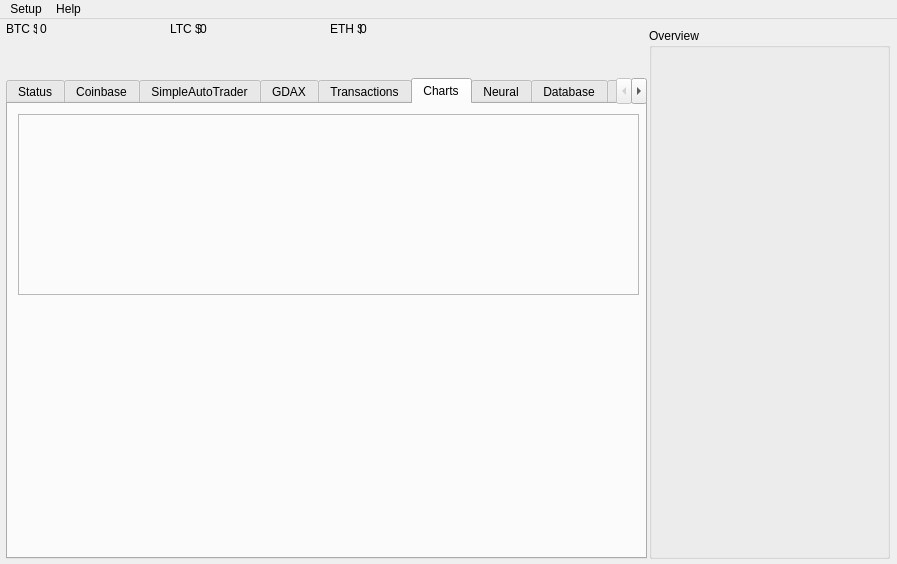
First picture: the form in bpwindow.ui, repository Xenrutcon/bitProphet-Qt, before the edit.
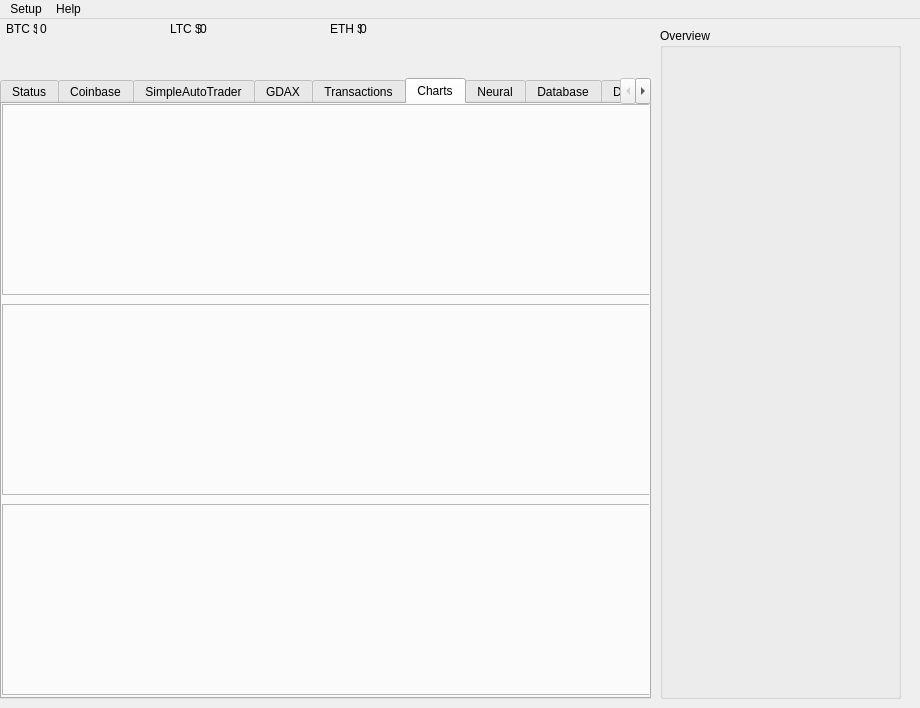
Second picture: the form after the edit.

Commit message: Charts tab finished, 10s refresh on response, BTC, LTC & ETH

Diff of the .ui file:
```diff
--- a/bpwindow.ui
+++ b/bpwindow.ui
@@ -6,8 +6,8 @@
    <rect>
     <x>0</x>
     <y>0</y>
-    <width>897</width>
-    <height>564</height>
+    <width>920</width>
+    <height>708</height>
    </rect>
   </property>
   <property name="windowTitle">
@@ -20,10 +20,10 @@
    <widget class="QTabWidget" name="tabWidget">
     <property name="geometry">
      <rect>
-      <x>6</x>
+      <x>0</x>
       <y>59</y>
-      <width>641</width>
-      <height>481</height>
+      <width>651</width>
+      <height>621</height>
      </rect>
     </property>
     <property name="currentIndex">
@@ -167,10 +167,42 @@
      <widget class="QFrame" name="mCbBTCPriceChartPlacer">
       <property name="geometry">
        <rect>
-        <x>10</x>
-        <y>10</y>
-        <width>621</width>
-        <height>181</height>
+        <x>0</x>
+        <y>0</y>
+        <width>651</width>
+        <height>191</height>
+       </rect>
+      </property>
+      <property name="frameShape">
+       <enum>QFrame::StyledPanel</enum>
+      </property>
+      <property name="frameShadow">
+       <enum>QFrame::Raised</enum>
+      </property>
+     </widget>
+     <widget class="QFrame" name="mCbLTCPriceChartPlacer">
+      <property name="geometry">
+       <rect>
+        <x>0</x>
+        <y>200</y>
+        <width>651</width>
+        <height>191</height>
+       </rect>
+      </property>
+      <property name="frameShape">
+       <enum>QFrame::StyledPanel</enum>
+      </property>
+      <property name="frameShadow">
+       <enum>QFrame::Raised</enum>
+      </property>
+     </widget>
+     <widget class="QFrame" name="mCbETHPriceChartPlacer">
+      <property name="geometry">
+       <rect>
+        <x>0</x>
+        <y>400</y>
+        <width>651</width>
+        <height>191</height>
        </rect>
       </property>
       <property name="frameShape">
@@ -222,10 +254,10 @@
    <widget class="QGroupBox" name="groupBox">
     <property name="geometry">
      <rect>
-      <x>649</x>
+      <x>660</x>
       <y>9</y>
       <width>241</width>
-      <height>531</height>
+      <height>671</height>
      </rect>
     </property>
     <property name="toolTip">
@@ -325,7 +357,7 @@
     <rect>
      <x>0</x>
      <y>0</y>
-     <width>897</width>
+     <width>920</width>
      <height>21</height>
     </rect>
    </property>
```
The commit also changes 7 other files.
